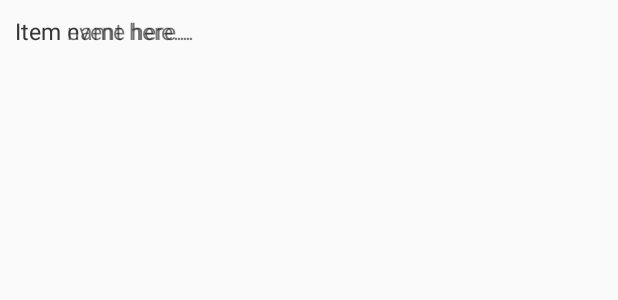
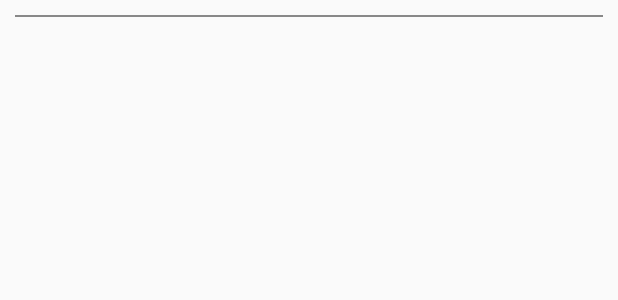
Before and after one commit to PhilipBao/SimpleFileMonitor, an Android app: the layout list_view_row_item.xml on its own in the app's theme, with its tools: preview values and no code run, on a phone screen of 412 x 824 dp. Shown: the top 300 px of the screen. Run offline under Robolectric (Android 15) with nearby library versions, the phone set to English and light mode, and no system bars.

Commit message:
Update
Optimize the list behavior
Fix minor bugs

```diff
--- a/app/src/main/java/com/philip/myapplication/CustomArrayAdapter.java
+++ b/app/src/main/java/com/philip/myapplication/CustomArrayAdapter.java
@@ -1,7 +1,6 @@
 package com.philip.myapplication;
 
 
-import android.app.Activity;
 import android.content.Context;
 import android.view.LayoutInflater;
 import android.view.View;
--- a/app/src/main/res/layout/list_view_row_item.xml
+++ b/app/src/main/res/layout/list_view_row_item.xml
@@ -5,22 +5,42 @@
     android:layout_height="match_parent"
     android:padding="10dp">
 
-    <TextView
-        android:id="@+id/filePathText"
-        android:layout_width="match_parent"
-        android:layout_height="wrap_content"
+
+    <View
+        android:layout_width="0dp"
+        android:layout_height="1dp"
         android:layout_alignParentTop="true"
-        android:text="Item name here..."
-        android:textSize="15dp" />
+        android:layout_alignParentEnd="true"
+        android:layout_alignStart="@+id/first_line"
+        android:background="#888888" />
 
-    <TextView
-        android:id="@+id/eventLogText"
-        android:layout_width="match_parent"
-        android:layout_height="wrap_content"
-        android:layout_alignParentTop="true"
-        android:layout_alignEnd="@+id/filePathText"
-        android:text="Item event here..."
-        android:textSize="15dp" />
+    <RelativeLayout
+        android:id="@+id/first_line"
+        android:layout_width="wrap_content"
+        android:layout_height="wrap_content">
+        <TextView
+            android:id="@+id/eventLogText"
+            android:layout_width="match_parent"
+            android:layout_height="wrap_content"
+            android:layout_alignParentTop="true"
+            android:text=""
+            android:textSize="15dp" />
+    </RelativeLayout>
+
+    <RelativeLayout
+        android:id="@+id/second_line"
+        android:layout_below="@id/first_line"
+        android:layout_width="wrap_content"
+        android:layout_height="wrap_content">
+
+        <TextView
+            android:id="@+id/filePathText"
+            android:layout_width="match_parent"
+            android:layout_height="wrap_content"
+            android:layout_alignParentTop="true"
+            android:text=""
+            android:textSize="15dp" />
+    </RelativeLayout>
 
 
 
--- a/app/src/main/res/values/strings.xml
+++ b/app/src/main/res/values/strings.xml
@@ -5,7 +5,7 @@
     <string name="Logging">Nothing to be shown</string>
     <string name="Start">Start</string>
     <string name="Stop">Stop</string>
-    <string name="listListener">List Current Listener</string>
+    <string name="clearLog">Clear</string>
 
     <string name="listener_settings">Listener Settings</string>
     <string name="pref_user_profile">Username</string>
@@ -16,4 +16,5 @@
     <string name="SetType">Action Type</string>
 
     <string name="background_text">File Monitor</string>
+    <string name="already_start">The observer has already started!</string>
 </resources>
```
Also changed, not shown: app/src/main/java/com/philip/myapplication/FileObserverHelper.java (+7 -10 lines), app/src/main/java/com/philip/myapplication/MainActivity.java (+21 -30 lines), app/src/main/java/com/philip/myapplication/SysLog.java (+7 -2 lines), app/src/main/res/layout/activity_main.xml (+3 -4 lines).
